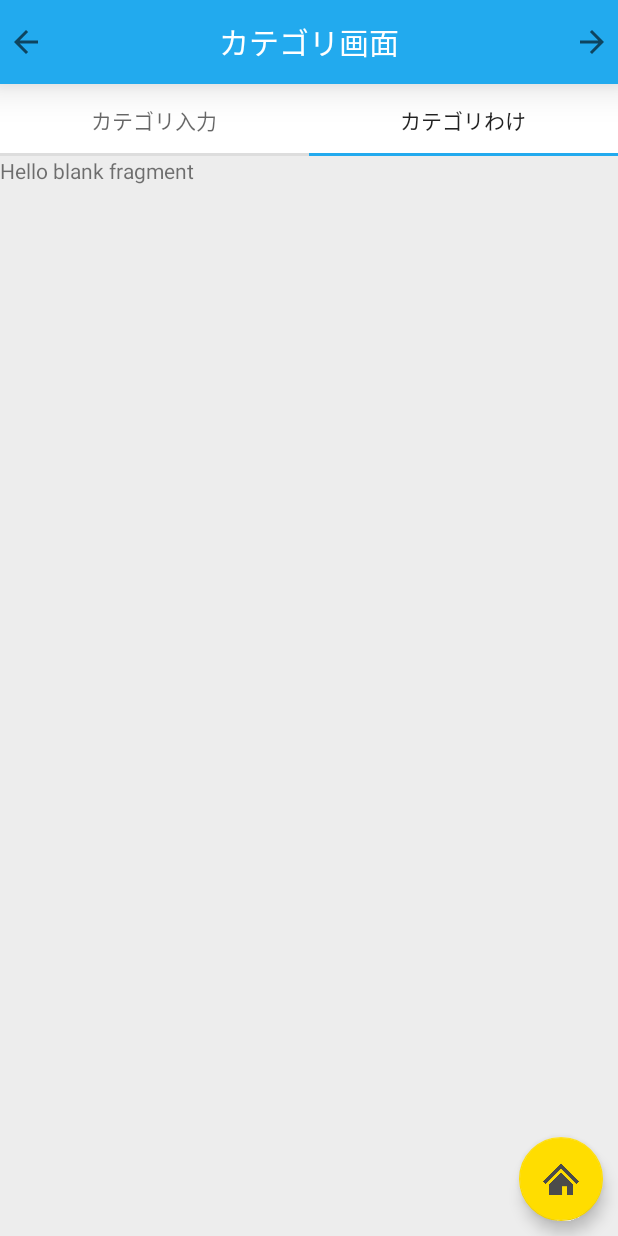
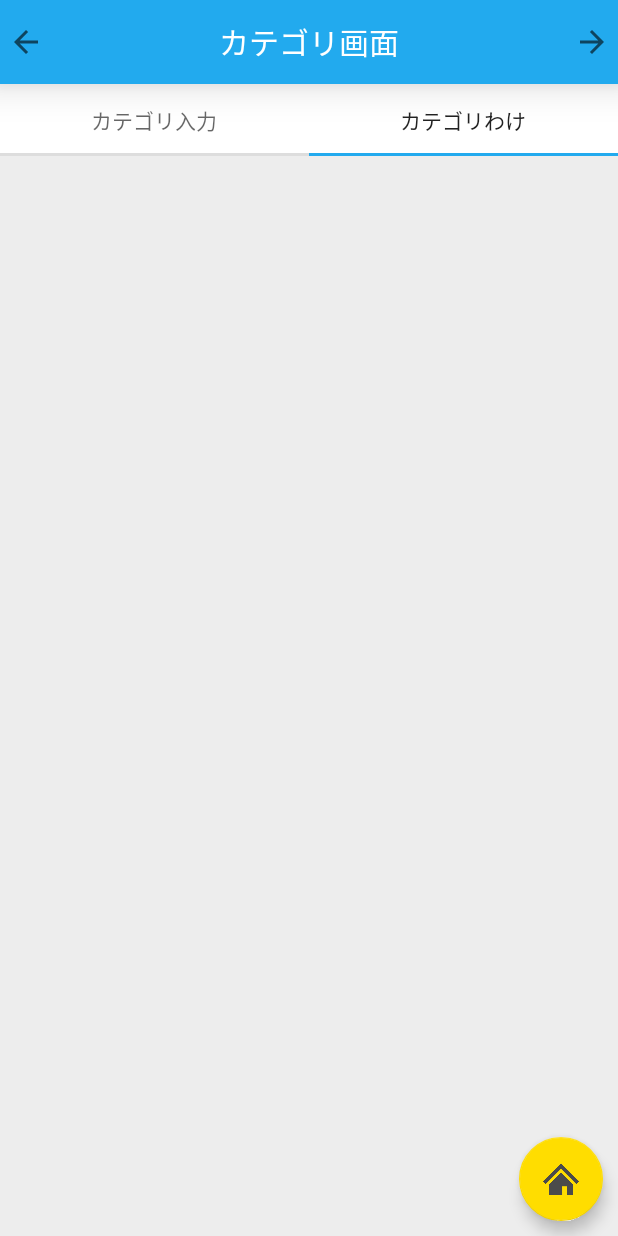
Before and after one commit to FJB16G/X16G_D, an Android app: the Category1 screen opened directly, with no data from a screen before it, tab 2 chosen, on a phone screen of 412 x 824 dp. Run offline under Robolectric (Android 15) with nearby library versions, the phone set to English and light mode, and no system bars; Roboto replaces fonts that are not available here.

Commit message:
えらーだよ～ン

```diff
--- a/app/src/main/java/jp/ac/chiba_fjb/x16g_d/ideatest02/Category1.java
+++ b/app/src/main/java/jp/ac/chiba_fjb/x16g_d/ideatest02/Category1.java
@@ -102,6 +102,7 @@ public class Category1 extends Fragment implements View.OnClickListener {
 
                         //アイデアログからもアイデアを削除する必要がある
                         db.exec(String.format("delete from category where category_id = '%s';", SQLite.STR(datakey.get(fromPos))));
+                        db.exec(String.format("delete from category_log where category_id = '%s';",SQLite.STR(datakey.get(fromPos))));
                         datakey.remove(fromPos);
                         dataset.remove(fromPos);
                         adapter.notifyItemRemoved(fromPos);
@@ -144,6 +145,7 @@ public class Category1 extends Fragment implements View.OnClickListener {
                 datakey.add(c);
                 adapter.notifyDataSetChanged();
                 db.exec(String.format("insert into category values('" + c + "','%s');",SQLite.STR(tuika)));
+                db.exec(String.format("insert into category_log values('" + c + "','%s');",SQLite.STR(tuika)));
             }
 //        }if(view.getId()==R.id.toNextActivity){
 //            for(int i = 0; i<datakey.size();i++){
--- a/app/src/main/java/jp/ac/chiba_fjb/x16g_d/ideatest02/Category2.java
+++ b/app/src/main/java/jp/ac/chiba_fjb/x16g_d/ideatest02/Category2.java
@@ -1,11 +1,16 @@
 package jp.ac.chiba_fjb.x16g_d.ideatest02;
 
 
+import android.database.Cursor;
 import android.os.Bundle;
 import android.support.v4.app.Fragment;
 import android.view.LayoutInflater;
 import android.view.View;
 import android.view.ViewGroup;
+import android.widget.TextView;
+
+import java.util.ArrayList;
+import java.util.List;
 
 
 /**
@@ -13,17 +18,32 @@ import android.view.ViewGroup;
  */
 public class Category2 extends Fragment {
 
-
+private List<String> list;
+private TextView textView;
     public Category2() {
         // Required empty public constructor
     }
-
 
     @Override
     public View onCreateView(LayoutInflater inflater, ViewGroup container,
                              Bundle savedInstanceState) {
         // Inflate the layout for this fragment
+        textView = container.findViewById(R.id.log);
         return inflater.inflate(R.layout.fragment_category2, container, false);
     }
-
+    @Override
+    public void onActivityCreated(Bundle savedInstanceState) {
+        super.onActivityCreated(savedInstanceState);
+        final TestDB db = new TestDB(getActivity());
+        Cursor res = db.query("select idea_id,category_id from idea_log;");
+        list = new ArrayList<>();
+        while (res.moveToNext()){
+            //奇数カテゴリ、偶数アイディア
+            list.add(res.getString(0));
+            list.add(res.getString(1));
+        }
+        for (String a:list){
+            textView.setText(a);
+        }
+    }
 }
--- a/app/src/main/java/jp/ac/chiba_fjb/x16g_d/ideatest02/Idea1.java
+++ b/app/src/main/java/jp/ac/chiba_fjb/x16g_d/ideatest02/Idea1.java
@@ -100,6 +100,7 @@ public class Idea1 extends Fragment implements View.OnClickListener {
 
                         //アイデアログからもアイデアを削除する必要がある
                         db.exec(String.format("delete from idea where idea_id = '%s';",SQLite.STR(datakey.get(fromPos))));
+                        db.exec(String.format("delete from idea_log where idea_id = '%s';",SQLite.STR(datakey.get(fromPos))));
                         datakey.remove(fromPos);
                         dataset.remove(fromPos);
                         adapter.notifyItemRemoved(fromPos);
@@ -141,6 +142,7 @@ public class Idea1 extends Fragment implements View.OnClickListener {
                 datakey.add(c);
                 adapter.notifyDataSetChanged();
                 db.exec(String.format("insert into idea values('" + c + "','%s');",SQLite.STR(tuika)));
+                db.exec(String.format("insert into idea_log values('" + c + "','%s');",SQLite.STR(tuika)));
             }
         }if(view.getId()==R.id.toCategoryActivity){
             for(int i = 0; i<datakey.size();i++){
--- a/app/src/main/res/layout/fragment_category2.xml
+++ b/app/src/main/res/layout/fragment_category2.xml
@@ -7,8 +7,8 @@
 
     <!-- TODO: Update blank fragment layout -->
     <TextView
+        android:id="@+id/log"
         android:layout_width="match_parent"
-        android:layout_height="match_parent"
-        android:text="@string/hello_blank_fragment" />
+        android:layout_height="match_parent" />
 
 </FrameLayout>
```
